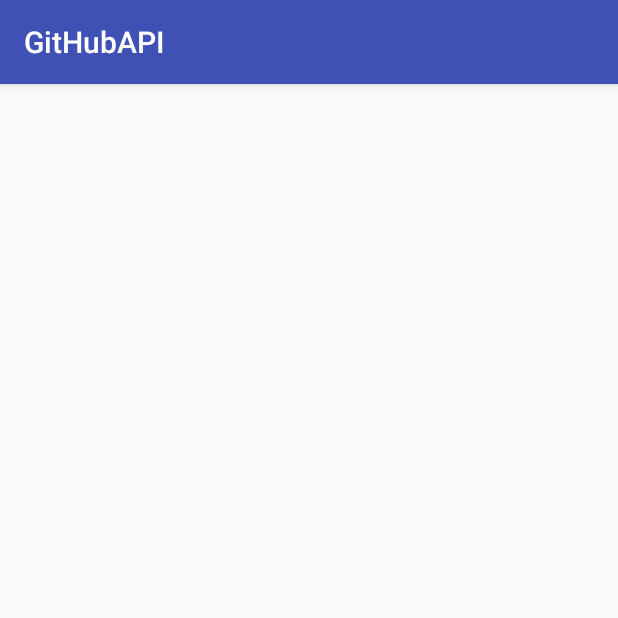
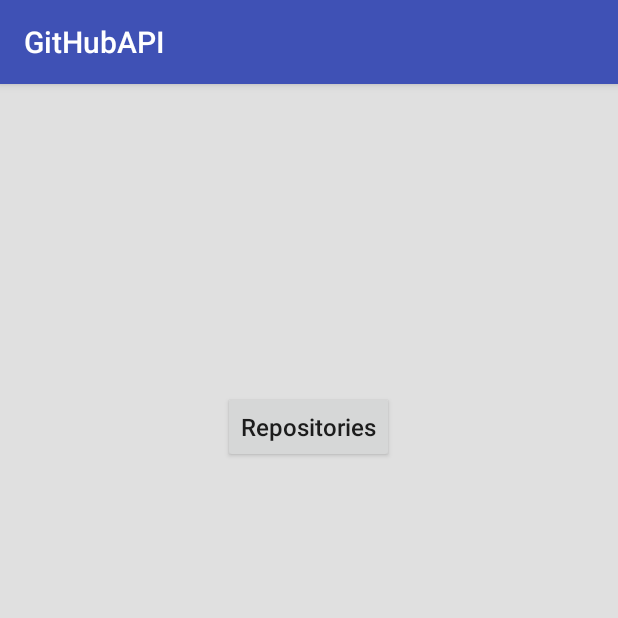
Before and after one commit to pablochrun/GitHubAPI, an Android app: the screen it shows after launch (UserActivity), after a tap on "LOG IN", on a phone screen of 412 x 824 dp, the top half of it. Run offline under Robolectric (Android 15) with nearby library versions, the phone set to English and light mode, and no system bars.

Commit message:
Udemy course, session3 lesson6 completed.

```diff
--- a/app/build.gradle
+++ b/app/build.gradle
@@ -19,10 +19,15 @@ android {
 }
 
 dependencies {
+    //retrofit
+    compile group: 'com.google.code.gson', name: 'gson', version: '2.7'
+    compile 'com.squareup.retrofit2:retrofit:2.3.0'
+
     implementation fileTree(dir: 'libs', include: ['*.jar'])
     implementation 'com.android.support:appcompat-v7:26.1.0'
     implementation 'com.android.support.constraint:constraint-layout:1.0.2'
     testImplementation 'junit:junit:4.12'
     androidTestImplementation 'com.android.support.test:runner:1.0.1'
     androidTestImplementation 'com.android.support.test.espresso:espresso-core:3.0.1'
+
 }
--- a/app/src/main/AndroidManifest.xml
+++ b/app/src/main/AndroidManifest.xml
@@ -1,6 +1,8 @@
 <?xml version="1.0" encoding="utf-8"?>
 <manifest xmlns:android="http://schemas.android.com/apk/res/android"
     package="com.example.pablocovarrubias.githubapi">
+
+    <uses-permission android:name="android.permission.INTERNET"/>
 
     <application
         android:allowBackup="true"
@@ -12,7 +14,6 @@
         <activity android:name=".LoginActivity">
             <intent-filter>
                 <action android:name="android.intent.action.MAIN" />
-
                 <category android:name="android.intent.category.LAUNCHER" />
             </intent-filter>
         </activity>
--- a/app/src/main/java/com/example/pablocovarrubias/githubapi/UserActivity.java
+++ b/app/src/main/java/com/example/pablocovarrubias/githubapi/UserActivity.java
@@ -2,12 +2,43 @@ package com.example.pablocovarrubias.githubapi;
 
 import android.support.v7.app.AppCompatActivity;
 import android.os.Bundle;
+import android.view.View;
+import android.widget.Button;
+import android.widget.ImageView;
+import android.widget.TextView;
 
 public class UserActivity extends AppCompatActivity {
+
+    ImageView avatarIV;
+    TextView usernameTV;
+    TextView followersTV;
+    TextView followingTV;
+    TextView logInTV;
+    TextView emailTV;
+    Button repositoriesBTN;
+
+    Bundle extras;
+    String newString;
 
     @Override
     protected void onCreate(Bundle savedInstanceState) {
         super.onCreate(savedInstanceState);
         setContentView(R.layout.activity_user);
+
+        avatarIV =(ImageView) findViewById(R.id.avatar);
+        usernameTV = (TextView) findViewById(R.id.username);
+        followersTV = (TextView) findViewById(R.id.followers);
+        followingTV = (TextView) findViewById(R.id.following);
+        logInTV = (TextView) findViewById(R.id.logIn);
+        emailTV = (TextView) findViewById(R.id.email);
+        repositoriesBTN = (Button) findViewById(R.id.button_repositories);
+
+        extras = getIntent().getExtras();
+        newString = extras.getString("STRING_I_NEED");
+        System.out.println(newString);
+    }
+
+    public void loadOwnRepos(View view){
+
     }
 }
--- a/app/src/main/res/layout/activity_login.xml
+++ b/app/src/main/res/layout/activity_login.xml
@@ -28,6 +28,7 @@
         android:layout_below="@id/input_username"
         android:text="@string/login"
         android:onClick="getUser"
+        style="@android:style/TextAppearance"
         />
 
 </RelativeLayout>
--- a/app/src/main/res/layout/activity_user.xml
+++ b/app/src/main/res/layout/activity_user.xml
@@ -1,9 +1,62 @@
 <?xml version="1.0" encoding="utf-8"?>
-<android.support.constraint.ConstraintLayout xmlns:android="http://schemas.android.com/apk/res/android"
+<LinearLayout
+    xmlns:android="http://schemas.android.com/apk/res/android"
     xmlns:app="http://schemas.android.com/apk/res-auto"
     xmlns:tools="http://schemas.android.com/tools"
     android:layout_width="match_parent"
     android:layout_height="match_parent"
+    android:orientation="vertical"
+    android:padding="@dimen/activity_vertical_margin"
+    android:background="@color/gray_300"
     tools:context="com.example.pablocovarrubias.githubapi.UserActivity">
 
-</android.support.constraint.ConstraintLayout>
+    <ImageView
+        android:id="@+id/avatar"
+        android:layout_width="wrap_content"
+        android:layout_height="wrap_content"
+        style="@android:style/TextAppearance"/>
+
+    <TextView
+        android:layout_marginTop="15dp"
+        android:id="@+id/username"
+        android:layout_width="wrap_content"
+        android:layout_height="wrap_content"
+        style="@android:style/TextAppearance"/>
+
+    <TextView
+        android:id="@+id/followers"
+        android:layout_width="wrap_content"
+        android:layout_height="wrap_content"
+        style="@android:style/TextAppearance"/>
+
+    <TextView
+        android:id="@+id/following"
+        android:layout_width="wrap_content"
+        android:layout_height="wrap_content"
+        style="@android:style/TextAppearance"/>
+
+    <TextView
+        android:id="@+id/logIn"
+        android:layout_width="wrap_content"
+        android:layout_height="wrap_content"
+        style="@android:style/TextAppearance"/>
+
+    <TextView
+        android:id="@+id/email"
+        android:layout_width="wrap_content"
+        android:layout_height="wrap_content"
+        style="@android:style/TextAppearance"/>
+
+    <Button
+        android:id="@+id/button_repositories"
+        android:layout_width="wrap_content"
+        android:layout_height="wrap_content"
+        android:layout_gravity="center"
+        android:layout_marginTop="15dp"
+        android:text="@string/repositories"
+        android:textSize="16sp"
+        android:textAllCaps="false"
+        android:onClick="loadOwnRepos"/>
+
+
+</LinearLayout>
--- a/app/src/main/res/values/colors.xml
+++ b/app/src/main/res/values/colors.xml
@@ -3,4 +3,6 @@
     <color name="colorPrimary">#3F51B5</color>
     <color name="colorPrimaryDark">#303F9F</color>
     <color name="colorAccent">#FF4081</color>
+    <color name="gray_300">#E0E0E0</color>
+    <color name="black_70">#b2000000</color>
 </resources>
--- a/app/src/main/res/values/strings.xml
+++ b/app/src/main/res/values/strings.xml
@@ -2,4 +2,6 @@
     <string name="app_name">GitHubAPI</string>
     <string name="username">Username: </string>
     <string name="login">Log in </string>
+    <string name="repositories">Repositories</string>
+
 </resources>
--- a/app/src/main/res/values/styles.xml
+++ b/app/src/main/res/values/styles.xml
@@ -8,4 +8,12 @@
         <item name="colorAccent">@color/colorAccent</item>
     </style>
 
+    <style name="TextAppearance">
+        <item name="android:textColor">@color/black_70</item>
+        <item name="android:textSize">14sp</item>
+        <item name="android:padding">5dp</item>
+        <item name="android:layout_width">wrap_content</item>
+        <item name="android:layout_height">wrap_content</item>
+    </style>
+
 </resources>
```
